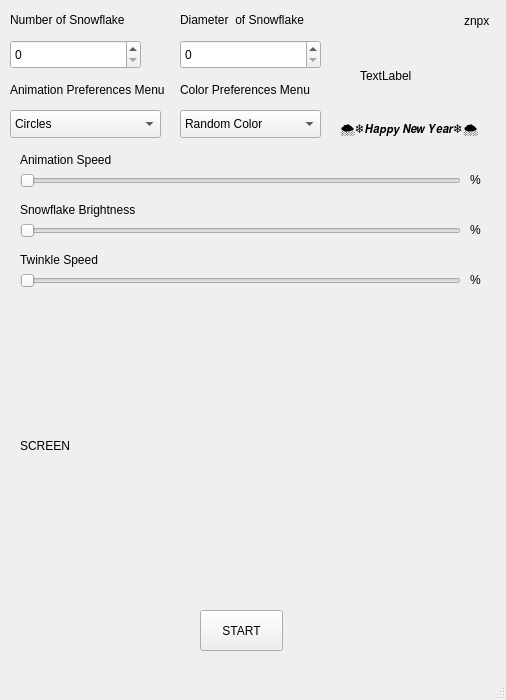
Qt form SnowAnimation/mainwindow.ui (brgokce/ZenopixNeoAnimasyonlar) before a commit.
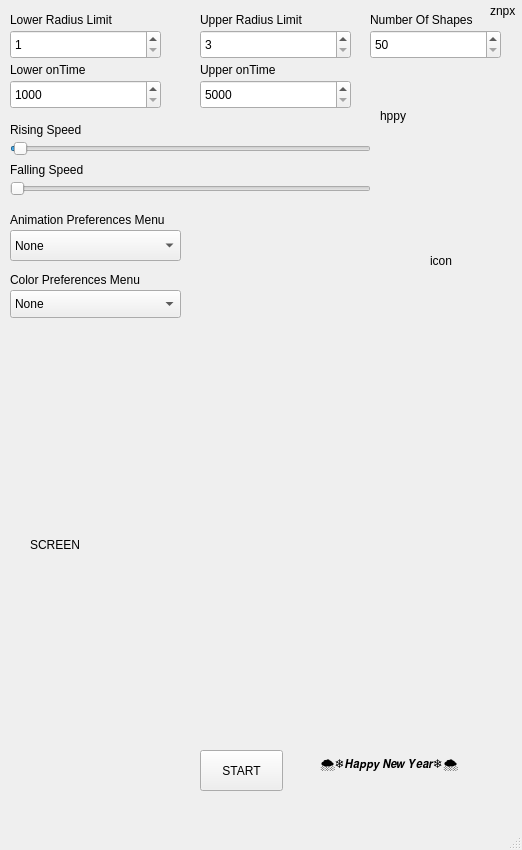
The same form after that commit.

Diff of the .ui file:
```diff
--- a/SnowAnimation/mainwindow.ui
+++ b/SnowAnimation/mainwindow.ui
@@ -6,8 +6,8 @@
    <rect>
     <x>0</x>
     <y>0</y>
-    <width>506</width>
-    <height>700</height>
+    <width>522</width>
+    <height>850</height>
    </rect>
   </property>
   <property name="windowTitle">
@@ -18,7 +18,7 @@
     <property name="geometry">
      <rect>
       <x>200</x>
-      <y>610</y>
+      <y>750</y>
       <width>83</width>
       <height>41</height>
      </rect>
@@ -27,36 +27,13 @@
      <string>START</string>
     </property>
    </widget>
-   <widget class="QSpinBox" name="snowflake_spinbx">
-    <property name="geometry">
-     <rect>
-      <x>10</x>
-      <y>40</y>
-      <width>131</width>
-      <height>29</height>
-     </rect>
-    </property>
-   </widget>
-   <widget class="QLabel" name="label">
-    <property name="geometry">
-     <rect>
-      <x>10</x>
-      <y>10</y>
-      <width>131</width>
-      <height>20</height>
-     </rect>
-    </property>
-    <property name="text">
-     <string>Number of Snowflake</string>
-    </property>
-   </widget>
    <widget class="QLabel" name="Screen">
     <property name="geometry">
      <rect>
-      <x>20</x>
-      <y>300</y>
-      <width>461</width>
-      <height>291</height>
+      <x>30</x>
+      <y>400</y>
+      <width>460</width>
+      <height>290</height>
      </rect>
     </property>
     <property name="styleSheet">
@@ -66,83 +43,20 @@
      <string>SCREEN</string>
     </property>
    </widget>
-   <widget class="QSlider" name="Speed_sldr">
-    <property name="geometry">
-     <rect>
-      <x>20</x>
-      <y>160</y>
-      <width>441</width>
-      <height>41</height>
-     </rect>
-    </property>
-    <property name="minimum">
-     <number>1</number>
-    </property>
-    <property name="maximum">
-     <number>100</number>
-    </property>
-    <property name="orientation">
-     <enum>Qt::Orientation::Horizontal</enum>
-    </property>
-   </widget>
-   <widget class="QLabel" name="label_2">
-    <property name="geometry">
-     <rect>
-      <x>470</x>
-      <y>170</y>
-      <width>31</width>
-      <height>20</height>
-     </rect>
-    </property>
-    <property name="text">
-     <string>%</string>
-    </property>
-   </widget>
-   <widget class="QLabel" name="label_3">
-    <property name="geometry">
-     <rect>
-      <x>20</x>
-      <y>150</y>
-      <width>121</width>
-      <height>20</height>
-     </rect>
-    </property>
-    <property name="text">
-     <string>Animation Speed</string>
-    </property>
-   </widget>
-   <widget class="QSpinBox" name="extent_snowflake_spnbx">
-    <property name="geometry">
-     <rect>
-      <x>180</x>
-      <y>40</y>
-      <width>141</width>
-      <height>29</height>
-     </rect>
-    </property>
-   </widget>
-   <widget class="QLabel" name="label_4">
-    <property name="geometry">
-     <rect>
-      <x>180</x>
-      <y>10</y>
-      <width>141</width>
-      <height>20</height>
-     </rect>
-    </property>
-    <property name="text">
-     <string>Diameter  of Snowflake</string>
-    </property>
-   </widget>
    <widget class="QComboBox" name="color_combobx">
     <property name="geometry">
      <rect>
-      <x>180</x>
-      <y>110</y>
-      <width>141</width>
+      <x>10</x>
+      <y>290</y>
+      <width>171</width>
       <height>28</height>
      </rect>
     </property>
+    <item>
+     <property name="text">
+      <string>None</string>
+     </property>
+    </item>
     <item>
      <property name="text">
       <string>Random Color</string>
@@ -157,9 +71,9 @@
    <widget class="QLabel" name="label_5">
     <property name="geometry">
      <rect>
-      <x>180</x>
-      <y>80</y>
-      <width>141</width>
+      <x>10</x>
+      <y>270</y>
+      <width>181</width>
       <height>20</height>
      </rect>
     </property>
@@ -167,54 +81,12 @@
      <string>Color Preferences Menu</string>
     </property>
    </widget>
-   <widget class="QLabel" name="label_6">
-    <property name="geometry">
-     <rect>
-      <x>20</x>
-      <y>200</y>
-      <width>121</width>
-      <height>20</height>
-     </rect>
-    </property>
-    <property name="text">
-     <string>Snowflake Brightness</string>
-    </property>
-   </widget>
-   <widget class="QLabel" name="label_7">
-    <property name="geometry">
-     <rect>
-      <x>470</x>
-      <y>220</y>
-      <width>31</width>
-      <height>20</height>
-     </rect>
-    </property>
-    <property name="text">
-     <string>%</string>
-    </property>
-   </widget>
-   <widget class="QSlider" name="brightness_sldr">
-    <property name="geometry">
-     <rect>
-      <x>20</x>
-      <y>210</y>
-      <width>441</width>
-      <height>41</height>
-     </rect>
-    </property>
-    <property name="maximum">
-     <number>255</number>
-    </property>
-    <property name="orientation">
-     <enum>Qt::Orientation::Horizontal</enum>
-    </property>
-   </widget>
    <widget class="QLabel" name="label_9">
     <property name="geometry">
      <rect>
       <x>10</x>
-      <y>80</y>
-      <width>161</width>
+      <y>210</y>
+      <width>201</width>
       <height>20</height>
      </rect>
     </property>
@@ -226,11 +98,16 @@
     <property name="geometry">
      <rect>
       <x>10</x>
-      <y>110</y>
-      <width>151</width>
-      <height>28</height>
+      <y>230</y>
+      <width>171</width>
+      <height>31</height>
      </rect>
     </property>
+    <item>
+     <property name="text">
+      <string>None</string>
+     </property>
+    </item>
     <item>
      <property name="text">
       <string>Circles</string>
@@ -252,68 +129,26 @@
      </property>
     </item>
    </widget>
-   <widget class="QSlider" name="brightness_sldr_2">
-    <property name="geometry">
-     <rect>
-      <x>20</x>
-      <y>260</y>
-      <width>441</width>
-      <height>41</height>
-     </rect>
-    </property>
-    <property name="maximum">
-     <number>255</number>
-    </property>
-    <property name="orientation">
-     <enum>Qt::Orientation::Horizontal</enum>
-    </property>
-   </widget>
-   <widget class="QLabel" name="label_8">
-    <property name="geometry">
-     <rect>
-      <x>20</x>
-      <y>250</y>
-      <width>121</width>
-      <height>20</height>
-     </rect>
-    </property>
-    <property name="text">
-     <string>Twinkle Speed</string>
-    </property>
-   </widget>
-   <widget class="QLabel" name="label_10">
-    <property name="geometry">
-     <rect>
-      <x>470</x>
-      <y>270</y>
-      <width>31</width>
-      <height>20</height>
-     </rect>
-    </property>
-    <property name="text">
-     <string>%</string>
-    </property>
-   </widget>
    <widget class="QLabel" name="zenopix_icon">
     <property name="geometry">
      <rect>
-      <x>360</x>
-      <y>30</y>
-      <width>111</width>
+      <x>380</x>
+      <y>70</y>
+      <width>121</width>
       <height>91</height>
      </rect>
     </property>
     <property name="text">
-     <string>TextLabel</string>
+     <string>hppy</string>
     </property>
    </widget>
    <widget class="QLabel" name="znpx">
     <property name="geometry">
      <rect>
-      <x>464</x>
-      <y>5</y>
-      <width>41</width>
-      <height>31</height>
+      <x>490</x>
+      <y>0</y>
+      <width>31</width>
+      <height>21</height>
      </rect>
     </property>
     <property name="text">
@@ -323,16 +158,265 @@
    <widget class="QLabel" name="label_11">
     <property name="geometry">
      <rect>
-      <x>340</x>
-      <y>120</y>
+      <x>320</x>
+      <y>750</y>
       <width>161</width>
-      <height>20</height>
+      <height>31</height>
      </rect>
     </property>
     <property name="text">
      <string>🌨❄𝙃𝙖𝙥𝙥𝙮 𝙉𝙚𝙬 𝙔𝙚𝙖𝙧❄🌨️</string>
     </property>
    </widget>
+   <widget class="QWidget" name="gridLayoutWidget">
+    <property name="geometry">
+     <rect>
+      <x>190</x>
+      <y>210</y>
+      <width>231</width>
+      <height>151</height>
+     </rect>
+    </property>
+    <layout class="QGridLayout" name="gridLayout"/>
+   </widget>
+   <widget class="QLabel" name="label_8">
+    <property name="geometry">
+     <rect>
+      <x>430</x>
+      <y>210</y>
+      <width>81</width>
+      <height>101</height>
+     </rect>
+    </property>
+    <property name="text">
+     <string>icon</string>
+    </property>
+   </widget>
+   <widget class="QSpinBox" name="NumberOfStar">
+    <property name="geometry">
+     <rect>
+      <x>370</x>
+      <y>30</y>
+      <width>131</width>
+      <height>29</height>
+     </rect>
+    </property>
+    <property name="minimum">
+     <number>50</number>
+    </property>
+    <property name="maximum">
+     <number>100</number>
+    </property>
+   </widget>
+   <widget class="QLabel" name="label_10">
+    <property name="geometry">
+     <rect>
+      <x>10</x>
+      <y>10</y>
+      <width>151</width>
+      <height>20</height>
+     </rect>
+    </property>
+    <property name="text">
+     <string>Lower Radius Limit</string>
+    </property>
+   </widget>
+   <widget class="QSpinBox" name="lowerR_spnbx">
+    <property name="geometry">
+     <rect>
+      <x>10</x>
+      <y>30</y>
+      <width>151</width>
+      <height>29</height>
+     </rect>
+    </property>
+    <property name="minimum">
+     <number>1</number>
+    </property>
+    <property name="maximum">
+     <number>100</number>
+    </property>
+   </widget>
+   <widget class="QLabel" name="label_12">
+    <property name="geometry">
+     <rect>
+      <x>10</x>
+      <y>70</y>
+      <width>151</width>
+      <height>20</height>
+     </rect>
+    </property>
+    <property name="text">
+     <string/>
+    </property>
+   </widget>
+   <widget class="QSpinBox" name="UpperR_spnbx">
+    <property name="geometry">
+     <rect>
+      <x>200</x>
+      <y>30</y>
+      <width>151</width>
+      <height>29</height>
+     </rect>
+    </property>
+    <property name="minimum">
+     <number>3</number>
+    </property>
+    <property name="maximum">
+     <number>100</number>
+    </property>
+   </widget>
+   <widget class="QLabel" name="label_13">
+    <property name="geometry">
+     <rect>
+      <x>200</x>
+      <y>10</y>
+      <width>151</width>
+      <height>20</height>
+     </rect>
+    </property>
+    <property name="text">
+     <string>Upper Radius Limit</string>
+    </property>
+   </widget>
+   <widget class="QSpinBox" name="LowerT_spnbx">
+    <property name="geometry">
+     <rect>
+      <x>10</x>
+      <y>80</y>
+      <width>151</width>
+      <height>29</height>
+     </rect>
+    </property>
+    <property name="minimum">
+     <number>1000</number>
+    </property>
+    <property name="maximum">
+     <number>10000</number>
+    </property>
+   </widget>
+   <widget class="QSpinBox" name="UpperT_spnbx">
+    <property name="geometry">
+     <rect>
+      <x>200</x>
+      <y>80</y>
+      <width>151</width>
+      <height>29</height>
+     </rect>
+    </property>
+    <property name="minimum">
+     <number>5000</number>
+    </property>
+    <property name="maximum">
+     <number>10000</number>
+    </property>
+   </widget>
+   <widget class="QLabel" name="label_14">
+    <property name="geometry">
+     <rect>
+      <x>10</x>
+      <y>60</y>
+      <width>151</width>
+      <height>20</height>
+     </rect>
+    </property>
+    <property name="text">
+     <string>Lower onTime</string>
+    </property>
+   </widget>
+   <widget class="QLabel" name="label_15">
+    <property name="geometry">
+     <rect>
+      <x>200</x>
+      <y>60</y>
+      <width>151</width>
+      <height>20</height>
+     </rect>
+    </property>
+    <property name="text">
+     <string>Upper onTime</string>
+    </property>
+   </widget>
+   <widget class="QSlider" name="Rising_sldr">
+    <property name="geometry">
+     <rect>
+      <x>10</x>
+      <y>140</y>
+      <width>361</width>
+      <height>18</height>
+     </rect>
+    </property>
+    <property name="minimum">
+     <number>0</number>
+    </property>
+    <property name="maximum">
+     <number>100</number>
+    </property>
+    <property name="value">
+     <number>1</number>
+    </property>
+    <property name="orientation">
+     <enum>Qt::Orientation::Horizontal</enum>
+    </property>
+   </widget>
+   <widget class="QLabel" name="label_16">
+    <property name="geometry">
+     <rect>
+      <x>10</x>
+      <y>120</y>
+      <width>151</width>
+      <height>20</height>
+     </rect>
+    </property>
+    <property name="text">
+     <string>Rising Speed</string>
+    </property>
+   </widget>
+   <widget class="QSlider" name="falling_sldr">
+    <property name="geometry">
+     <rect>
+      <x>10</x>
+      <y>180</y>
+      <width>361</width>
+      <height>18</height>
+     </rect>
+    </property>
+    <property name="minimum">
+     <number>0</number>
+    </property>
+    <property name="maximum">
+     <number>100</number>
+    </property>
+    <property name="orientation">
+     <enum>Qt::Orientation::Horizontal</enum>
+    </property>
+   </widget>
+   <widget class="QLabel" name="label_17">
+    <property name="geometry">
+     <rect>
+      <x>10</x>
+      <y>160</y>
+      <width>151</width>
+      <height>20</height>
+     </rect>
+    </property>
+    <property name="text">
+     <string>Falling Speed</string>
+    </property>
+   </widget>
+   <widget class="QLabel" name="label_18">
+    <property name="geometry">
+     <rect>
+      <x>370</x>
+      <y>10</y>
+      <width>151</width>
+      <height>20</height>
+     </rect>
+    </property>
+    <property name="text">
+     <string>Number Of Shapes</string>
+    </property>
+   </widget>
   </widget>
   <widget class="QMenuBar" name="menubar">
    <property name="geometry">
```
Left out of the diff: 4 changed lines with no effect on the pictures.
